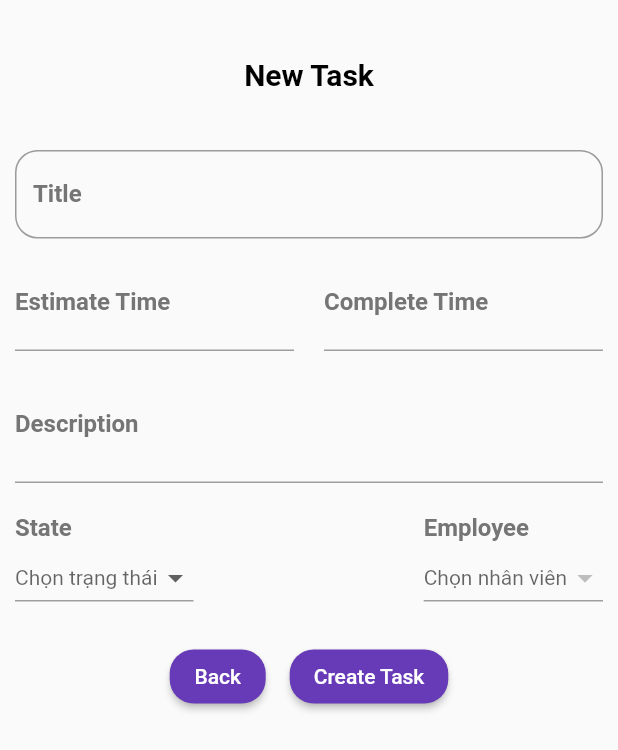
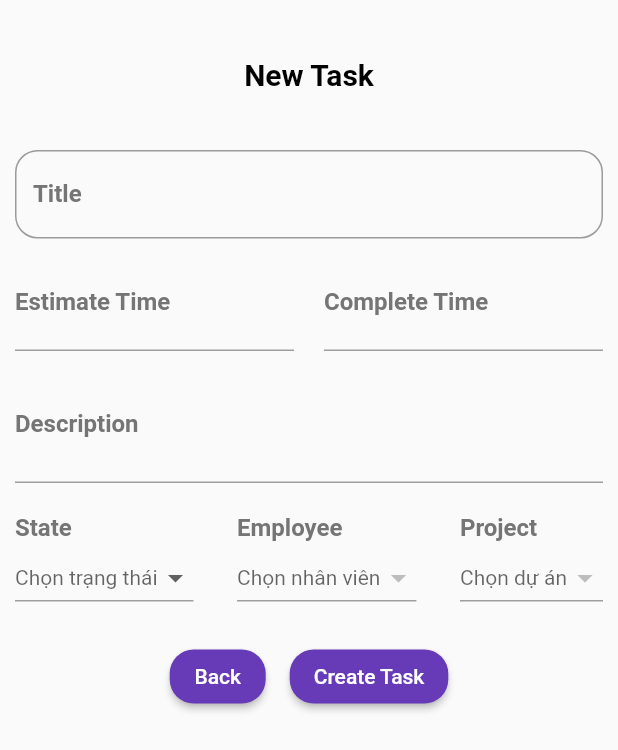
Before and after one commit to quyds/manager_apps, a Flutter app: the CreateTaskPage screen opened directly, on a phone screen of 412 x 824 dp. Shown: the top 750 px of the screen. Run offline on Flutter 3.47's test engine with Material 2 defaults, Android fonts, the phone set to English and light mode, and no system bars; our stand-ins replace cloud_firestore, firebase_auth, firebase_core, firebase_storage, flutter_easyloading, image_picker; missing offline and left inert: flutter_expanded_tile; accounts and stored records are empty; network calls fail; Roboto replaces fonts that are missing (Gotham).

Commit message:
update projects

```diff
--- a/lib/views/create_task_page.dart
+++ b/lib/views/create_task_page.dart
@@ -21,7 +21,7 @@ class CreateTaskPage extends StatefulWidget {
 
 class _CreateTaskPageState extends State<CreateTaskPage> {
   final FirebaseAuth _auth = FirebaseAuth.instance;
-  var selectedEmployee, selectedState;
+  var selectedEmployee, selectedState, selectedProject;
 
   late TextEditingController titleController;
   late TextEditingController desController;
@@ -192,9 +192,6 @@ class _CreateTaskPageState extends State<CreateTaskPage> {
                           )
                         ],
                       ),
-                      SizedBox(
-                        width: 20,
-                      ),
                       Column(
                         crossAxisAlignment: CrossAxisAlignment.start,
                         children: [
@@ -253,6 +250,74 @@ class _CreateTaskPageState extends State<CreateTaskPage> {
                                         setState(() {
                                           selectedEmployee = currencyValue;
                                           print(selectedEmployee);
+                                        });
+                                      },
+                                    )
+                                  ],
+                                );
+                              }
+                            },
+                          ),
+                        ],
+                      ),
+                      Column(
+                        crossAxisAlignment: CrossAxisAlignment.start,
+                        children: [
+                          Container(
+                            child: Text(
+                              'Project',
+                              style: CustomTextStyle.labelOfTextStyle,
+                            ),
+                          ),
+                          StreamBuilder<QuerySnapshot>(
+                            stream: getDataCollection('projects'),
+                            builder: (context, snapshot) {
+                              if (!snapshot.hasData) {
+                                return new CircularProgressIndicator();
+                              } else {
+                                List<DropdownMenuItem> currencyItems = [];
+                                for (int i = 0;
+                                    i < snapshot.data!.docs.length;
+                                    i++) {
+                                  DocumentSnapshot snap =
+                                      snapshot.data!.docs[i];
+                                  currencyItems.add(
+                                    DropdownMenuItem(
+                                      child: Text(
+                                        snap['title'],
+                                        style: CustomTextStyle.subOfTextStyle,
+                                      ),
+                                      value: "${snap.id}",
+                                    ),
+                                  );
+                                }
+                                return Row(
+                                  children: [
+                                    DropdownButton(
+                                      hint: Text('Chọn dự án'),
+                                      elevation: 16,
+                                      style: CustomTextStyle.subOfTextStyle,
+                                      underline: Container(
+                                        height: 1,
+                                        color: Colors.grey,
+                                      ),
+                                      value: selectedProject,
+                                      isExpanded: false,
+                                      items: currencyItems,
+                                      onChanged: (currencyValue) {
+                                        const snackBar = SnackBar(
+                                          content: Text(
+                                            'Da chon !',
+                                            style: TextStyle(
+                                              color: Color(0xff11b719),
+                                            ),
+                                          ),
+                                        );
+                                        ScaffoldMessenger.of(context)
+                                            .showSnackBar(snackBar);
+                                        setState(() {
+                                          selectedProject = currencyValue;
+                                          print(selectedProject);
                                         });
                                       },
                                     )
@@ -329,6 +394,7 @@ class _CreateTaskPageState extends State<CreateTaskPage> {
     map['state'] = selectedState;
     map['employee'] = selectedEmployee;
     map['updatedAt'] = FieldValue.serverTimestamp();
+    map['project'] = selectedProject;
 
     await FirebaseFirestore.instance
         .collection('tasks')
@@ -350,6 +416,7 @@ class _CreateTaskPageState extends State<CreateTaskPage> {
       completeTime: completeTimeController.text,
       state: selectedState,
       employee: selectedEmployee,
+      project: selectedProject,
     );
 
     await firebaseFirestore
--- a/pubspec.yaml
+++ b/pubspec.yaml
@@ -45,6 +45,7 @@ dependencies:
   cloud_firestore: ^4.3.1
   image_picker: ^0.8.6
   path: ^1.8.2
+  flutter_expanded_tile: ^0.3.6
 
 dev_dependencies:
   flutter_test:
```
Also changed, not shown: lib/models/project/project_model.dart (added, +44 -0 lines), lib/route_generator.dart (+6 -1 lines), lib/views/form_project_page.dart (added, +154 -0 lines), lib/views/home_page.dart (+19 -2 lines), lib/views/list_project_page.dart (added, +108 -0 lines), lib/views/list_task_page.dart (+3 -5 lines), lib/views/widgets/expansion_tile_list.dart (added, +32 -0 lines), lib/views/widgets/project_list.dart (added, +25 -0 lines), lib/views/widgets/projects_expansion_tile.dart (added, +52 -0 lines), pubspec.lock.
